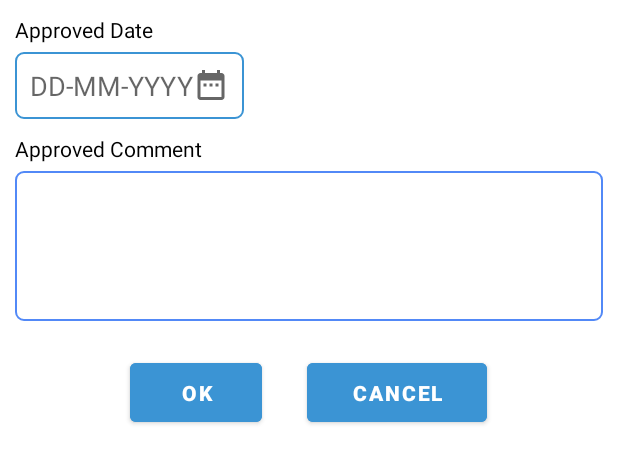
After one commit to saifsafwansunad/ECMS, an Android app: the layout fragment_approvemeeting.xml on its own in the app's theme, with its tools: preview values and no code run, on a phone screen of 412 x 824 dp. The commit adds this screen. Shown: the top 463 px of the screen. Run offline under Robolectric (Android 15) with nearby library versions, the phone set to English and light mode, and no system bars.

Commit message:
ready to approve done

```diff
--- a/app/src/main/res/drawable/ic_baseline_date_range_24.xml
+++ b/app/src/main/res/drawable/ic_baseline_date_range_24.xml
@@ -7,4 +7,5 @@
   <path
       android:fillColor="@android:color/white"
       android:pathData="M9,11L7,11v2h2v-2zM13,11h-2v2h2v-2zM17,11h-2v2h2v-2zM19,4h-1L18,2h-2v2L8,4L8,2L6,2v2L5,4c-1.11,0 -1.99,0.9 -1.99,2L3,20c0,1.1 0.89,2 2,2h14c1.1,0 2,-0.9 2,-2L21,6c0,-1.1 -0.9,-2 -2,-2zM19,20L5,20L5,9h14v11z"/>
+
 </vector>
--- a/app/src/main/res/layout/activity_readyapprove_viewmeeting.xml
+++ b/app/src/main/res/layout/activity_readyapprove_viewmeeting.xml
@@ -263,6 +263,7 @@
                     >
 
                     <Button
+                        android:id="@+id/approve"
                         android:layout_width="wrap_content"
                         android:layout_height="wrap_content"
 
@@ -278,7 +279,7 @@
                     <Button
                         android:layout_width="wrap_content"
                         android:layout_height="wrap_content"
-
+                        android:id="@+id/reject"
                         android:text="Reject"
                         android:backgroundTint="@color/blue"
                         android:layout_marginLeft="10dp"
--- /dev/null
+++ b/app/src/main/res/layout/fragment_approvemeeting.xml
@@ -0,0 +1,85 @@
+<?xml version="1.0" encoding="utf-8"?>
+<LinearLayout xmlns:android="http://schemas.android.com/apk/res/android"
+    xmlns:tools="http://schemas.android.com/tools"
+    android:layout_width="fill_parent"
+    android:layout_height="fill_parent"
+    android:orientation="vertical"
+    android:padding="10dp"
+    tools:context=".approvemeeting">
+
+    <TextView
+        android:layout_width="match_parent"
+        android:layout_height="wrap_content"
+        android:text="Approved Date"
+        android:textColor="@color/colorBlack"/>
+    <LinearLayout
+        android:layout_width="match_parent"
+        android:layout_height="wrap_content"
+        android:paddingTop="5dp"
+        android:weightSum="2"
+        android:orientation="vertical">
+
+        <EditText
+            android:layout_width="wrap_content"
+            android:layout_height="wrap_content"
+            android:hint="DD-MM-YYYY"
+            android:padding="10dp"
+            android:background="@drawable/rectange_background"
+            android:layout_weight="1"
+            android:drawableRight="@drawable/ic_baseline_date_range_24"/>
+
+        <TextView
+            android:layout_width="wrap_content"
+            android:layout_height="wrap_content"
+            android:paddingTop="10dp"
+            android:text="Approved Comment"
+            android:textColor="@color/colorBlack"/>
+        <EditText
+            android:layout_width="match_parent"
+            android:layout_height="100dp"
+            android:layout_marginTop="5dp"
+            android:background="@drawable/profile_text_bg"/>
+    </LinearLayout>
+
+    <LinearLayout
+        android:layout_width="match_parent"
+        android:layout_height="wrap_content"
+        android:orientation="horizontal"
+        android:padding="2dp"
+        android:gravity="center"
+        android:layout_marginTop="20dp"
+        >
+
+        <Button
+            android:layout_width="wrap_content"
+            android:layout_height="wrap_content"
+
+            android:text="ok"
+            android:backgroundTint="@color/blue"
+            android:paddingLeft="30dp"
+            android:layout_marginRight="20dp"
+            android:paddingRight="30dp"
+            android:paddingTop="10dp"
+            android:paddingBottom="10dp"
+            android:textStyle="bold"/>
+
+        <Button
+            android:layout_width="wrap_content"
+            android:layout_height="wrap_content"
+
+            android:text="cancel"
+            android:backgroundTint="@color/blue"
+            android:layout_marginLeft="10dp"
+            android:paddingLeft="30dp"
+            android:paddingRight="30dp"
+            android:paddingTop="10dp"
+            android:paddingBottom="10dp"
+            android:textStyle="bold"/>
+
+
+
+    </LinearLayout>
+
+
+
+</LinearLayout>
```
Also changed, not shown: app/src/main/java/com/example/ecms/Readyapprove_viewmeeting.java (+69 -1 lines), app/src/main/java/com/example/ecms/RejectMeeting.java (added, +117 -0 lines), app/src/main/java/com/example/ecms/approvemeeting.java (added, +124 -0 lines), app/src/main/res/layout/fragment_rejectmeeting.xml (added, +85 -0 lines).
